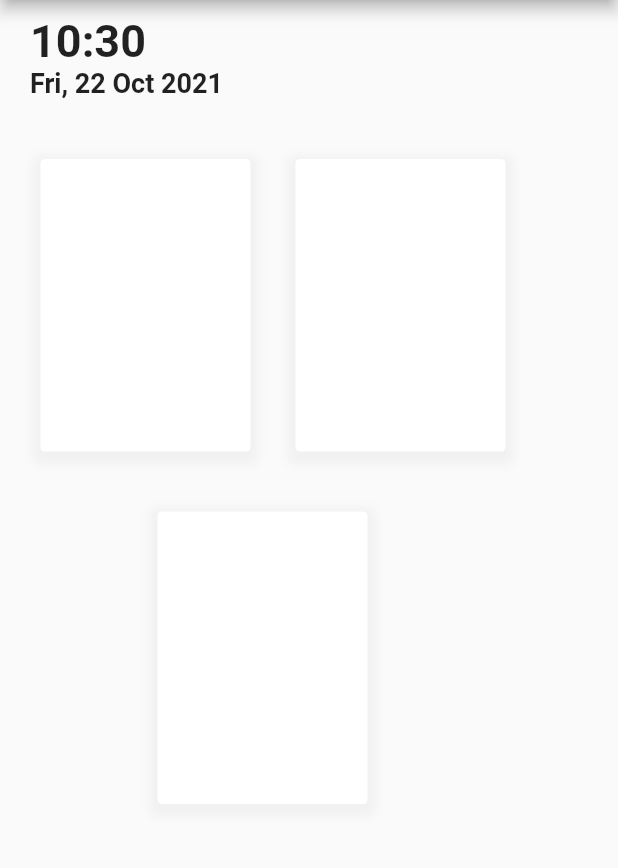
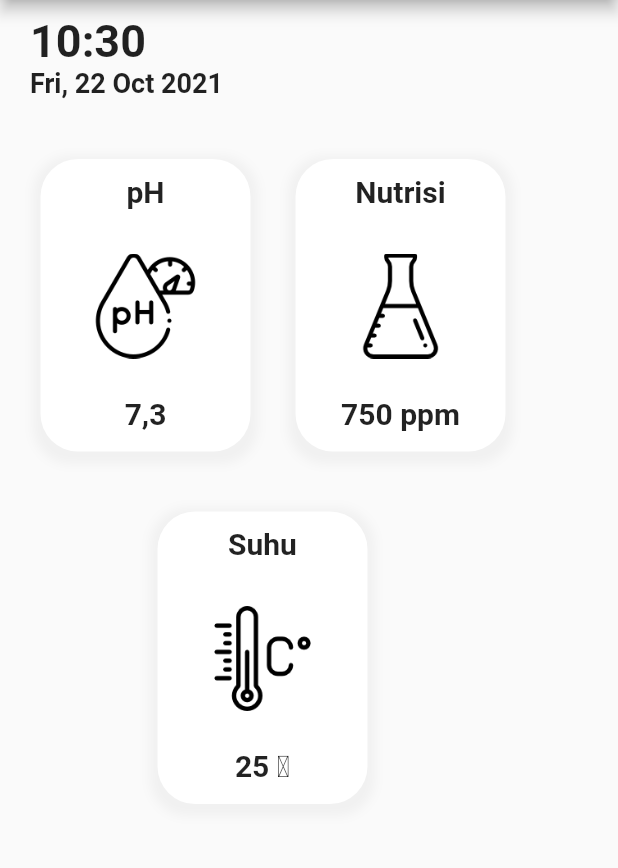
Before and after one commit to hhidayatinc/hidroponik, a Flutter app: the screen it shows after launch, on a phone screen of 412 x 824 dp, the part 84-952 px from its top. Run offline on Flutter 3.47's test engine with Material 2 defaults, Android fonts, the light colour scheme and no system bars; our stand-ins replace hexcolor, splashscreen.

Commit message:
menambahkan gambar

```diff
--- a/lib/homepage.dart
+++ b/lib/homepage.dart
@@ -37,13 +37,45 @@ class HomePageState extends State<HomePage> {
                     width: 140,
                     decoration: BoxDecoration(
                       color: Colors.white,
-                      borderRadius: BorderRadius.circular(3),
+                      borderRadius: BorderRadius.circular(25),
                       boxShadow: [
                         BoxShadow(
                           color: Colors.grey.withOpacity(0.1),
                           spreadRadius: 5,
                           blurRadius: 5,
                           offset: Offset(0, 3), // changes position of shadow
+                        ),
+                      ],
+                    ),
+                    child: Column(
+                      children: <Widget>[
+                        Padding(
+                          padding: EdgeInsets.only(top: 10),
+                          child: Text(
+                            "pH",
+                            style: TextStyle(
+                              fontSize: 20,
+                              fontWeight: FontWeight.bold,
+                            ),
+                          ),
+                        ),
+                        Padding(
+                          padding: EdgeInsets.only(top: 30),
+                          child: Image.asset(
+                            'assets/images/ph.png',
+                            width: 70,
+                            height: 70,
+                          ),
+                        ),
+                        Padding(
+                          padding: EdgeInsets.only(top: 25),
+                          child: Text(
+                            "7,3",
+                            style: TextStyle(
+                              fontSize: 20,
+                              fontWeight: FontWeight.bold,
+                            ),
+                          ),
                         ),
                       ],
                     ),
@@ -56,13 +88,45 @@ class HomePageState extends State<HomePage> {
                     width: 140,
                     decoration: BoxDecoration(
                       color: Colors.white,
-                      borderRadius: BorderRadius.circular(3),
+                      borderRadius: BorderRadius.circular(25),
                       boxShadow: [
                         BoxShadow(
                           color: Colors.grey.withOpacity(0.1),
                           spreadRadius: 5,
                           blurRadius: 5,
                           offset: Offset(0, 3), // changes position of shadow
+                        ),
+                      ],
+                    ),
+                    child: Column(
+                      children: <Widget>[
+                        Padding(
+                          padding: EdgeInsets.only(top: 10),
+                          child: Text(
+                            "Nutrisi",
+                            style: TextStyle(
+                              fontSize: 20,
+                              fontWeight: FontWeight.bold,
+                            ),
+                          ),
+                        ),
+                        Padding(
+                          padding: EdgeInsets.only(top: 30),
+                          child: Image.asset(
+                            'assets/images/flask.png',
+                            width: 70,
+                            height: 70,
+                          ),
+                        ),
+                        Padding(
+                          padding: EdgeInsets.only(top: 25),
+                          child: Text(
+                            "750 ppm",
+                            style: TextStyle(
+                              fontSize: 20,
+                              fontWeight: FontWeight.bold,
+                            ),
+                          ),
                         ),
                       ],
                     ),
@@ -77,13 +141,45 @@ class HomePageState extends State<HomePage> {
                 width: 140,
                 decoration: BoxDecoration(
                   color: Colors.white,
-                      borderRadius: BorderRadius.circular(3),
+                  borderRadius: BorderRadius.circular(25),
                   boxShadow: [
                     BoxShadow(
                       color: Colors.grey.withOpacity(0.1),
                       spreadRadius: 5,
                       blurRadius: 5,
                       offset: Offset(0, 3), // changes position of shadow
+                    ),
+                  ],
+                ),
+                child: Column(
+                  children: <Widget>[
+                    Padding(
+                      padding: EdgeInsets.only(top: 10),
+                      child: Text(
+                        "Suhu",
+                        style: TextStyle(
+                          fontSize: 20,
+                          fontWeight: FontWeight.bold,
+                        ),
+                      ),
+                    ),
+                    Padding(
+                      padding: EdgeInsets.only(top: 30),
+                      child: Image.asset(
+                        'assets/images/celsius.png',
+                        width: 70,
+                        height: 70,
+                      ),
+                    ),
+                    Padding(
+                      padding: EdgeInsets.only(top: 25),
+                      child: Text(
+                        "25 \u2103",
+                        style: TextStyle(
+                          fontSize: 20,
+                          fontWeight: FontWeight.bold,
+                        ),
+                      ),
                     ),
                   ],
                 ),
--- a/lib/main.dart
+++ b/lib/main.dart
@@ -9,6 +9,7 @@ class MyApp extends StatelessWidget {
   @override
   Widget build(BuildContext context) {
     return MaterialApp(
+      debugShowCheckedModeBanner: false,
       title: 'Flutter Demo',
       theme: ThemeData(
         primarySwatch: Colors.blue,
--- a/pubspec.yaml
+++ b/pubspec.yaml
@@ -48,6 +48,9 @@ flutter:
   # the material Icons class.
   uses-material-design: true
 
+  assets:
+    - assets/images/
+
   # To add assets to your application, add an assets section, like this:
   # assets:
   #   - images/a_dot_burr.jpeg
```
Also changed, not shown: assets/images/celsius.png (added), assets/images/flask.png (added), assets/images/ph.png (added), pubspec.lock. Lines whose indentation alone changed are shown as unchanged.
